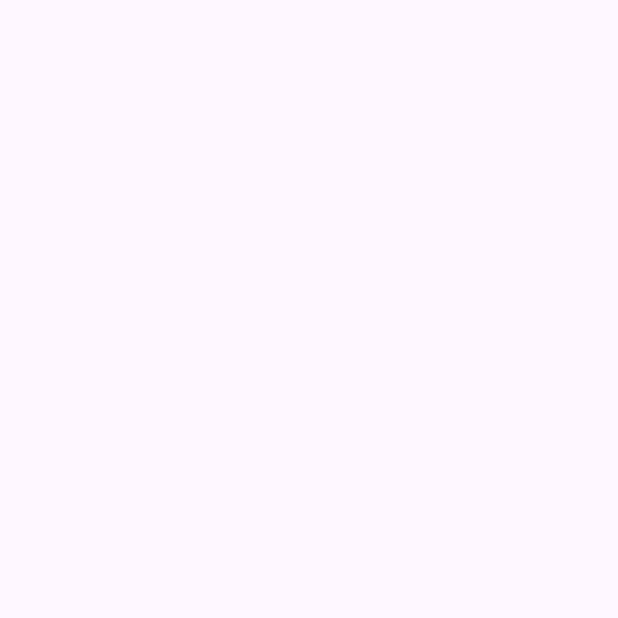
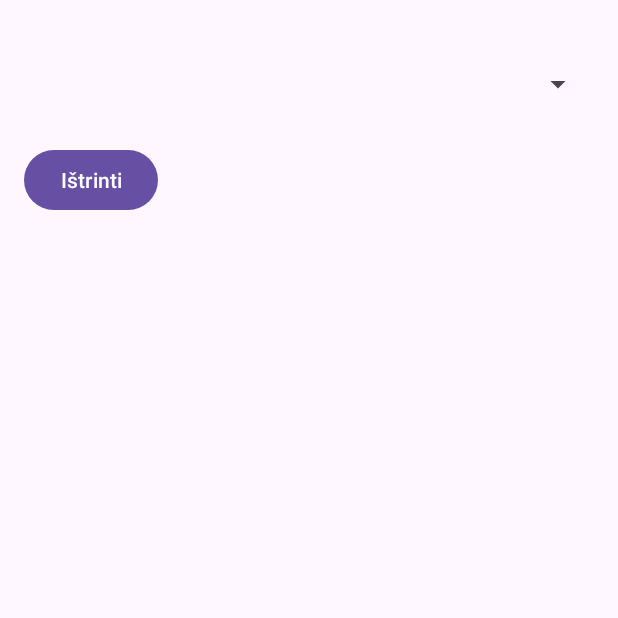
Before and after one commit to Gabija01/NotesApp, an Android app: the DeleteNoteActivity screen opened directly, with no data from a screen before it, on a phone screen of 412 x 824 dp, the top half of it. Before the commit the part shown is empty. Run offline under Robolectric (Android 15) with nearby library versions, the phone set to English and light mode, and no system bars.

Commit message:
Created delete button

```diff
--- a/app/src/main/java/com/example/notesapp/DeleteNoteActivity.java
+++ b/app/src/main/java/com/example/notesapp/DeleteNoteActivity.java
@@ -1,24 +1,39 @@
 package com.example.notesapp;
 
+import android.content.SharedPreferences;
 import android.os.Bundle;
+import android.widget.ArrayAdapter;
+import android.widget.Button;
+import android.widget.Spinner;
 
-import androidx.activity.EdgeToEdge;
 import androidx.appcompat.app.AppCompatActivity;
-import androidx.core.graphics.Insets;
-import androidx.core.view.ViewCompat;
-import androidx.core.view.WindowInsetsCompat;
+
+import java.util.ArrayList;
+import java.util.Map;
 
 public class DeleteNoteActivity extends AppCompatActivity {
 
     @Override
     protected void onCreate(Bundle savedInstanceState) {
         super.onCreate(savedInstanceState);
-        EdgeToEdge.enable(this);
         setContentView(R.layout.activity_delete_note);
-        ViewCompat.setOnApplyWindowInsetsListener(findViewById(R.id.main), (v, insets) -> {
-            Insets systemBars = insets.getInsets(WindowInsetsCompat.Type.systemBars());
-            v.setPadding(systemBars.left, systemBars.top, systemBars.right, systemBars.bottom);
-            return insets;
+
+        SharedPreferences prefs = getSharedPreferences("NotesApp", MODE_PRIVATE);
+        Map<String, ?> notes = prefs.getAll();
+
+        ArrayAdapter<String> adapter = new ArrayAdapter<>(this, android.R.layout.simple_spinner_item, new ArrayList<>(notes.keySet()));
+        adapter.setDropDownViewResource(android.R.layout.simple_spinner_dropdown_item);
+
+        Spinner spinner = findViewById(R.id.spinnerNotes);
+        spinner.setAdapter(adapter);
+
+        Button deleteButton = findViewById(R.id.btnDeleteNote);
+        deleteButton.setOnClickListener(v -> {
+            String selectedNote = spinner.getSelectedItem().toString();
+            SharedPreferences.Editor editor = prefs.edit();
+            editor.remove(selectedNote);
+            editor.apply();
+            finish();
         });
     }
 }
--- a/app/src/main/res/layout/activity_delete_note.xml
+++ b/app/src/main/res/layout/activity_delete_note.xml
@@ -1,10 +1,21 @@
 <?xml version="1.0" encoding="utf-8"?>
-<androidx.constraintlayout.widget.ConstraintLayout xmlns:android="http://schemas.android.com/apk/res/android"
-    xmlns:app="http://schemas.android.com/apk/res-auto"
-    xmlns:tools="http://schemas.android.com/tools"
-    android:id="@+id/main"
+<LinearLayout xmlns:android="http://schemas.android.com/apk/res/android"
     android:layout_width="match_parent"
     android:layout_height="match_parent"
-    tools:context=".DeleteNoteActivity">
+    android:orientation="vertical"
+    android:padding="16dp">
 
-</androidx.constraintlayout.widget.ConstraintLayout>
+    <Spinner
+        android:id="@+id/spinnerNotes"
+        android:layout_width="match_parent"
+        android:layout_height="48dp"
+    android:padding="8dp"
+    android:layout_marginTop="16dp" />
+
+    <Button
+        android:id="@+id/btnDeleteNote"
+        android:layout_width="wrap_content"
+        android:layout_height="wrap_content"
+        android:text="Ištrinti"
+        android:layout_marginTop="16dp" />
+</LinearLayout>
```
